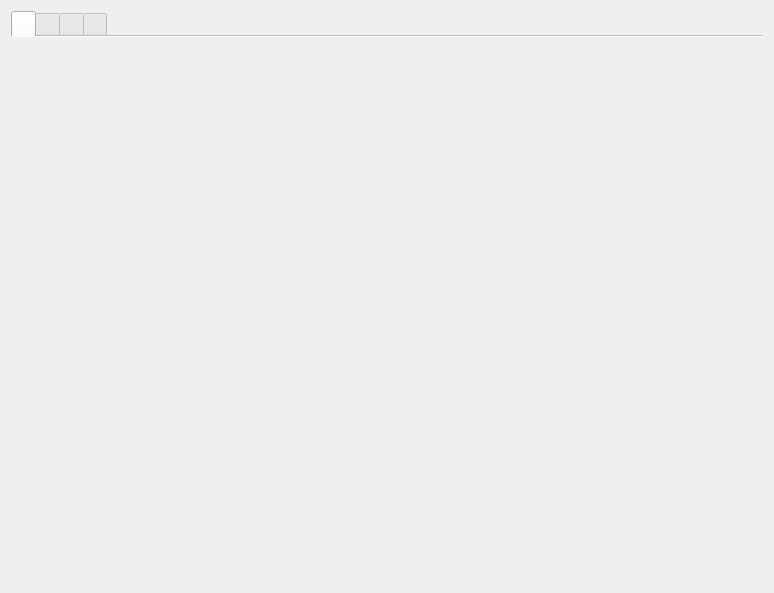
Old version of the form src/ui/mesh/qgsrenderermeshpropswidgetbase.ui in the repository qgis/QGIS.
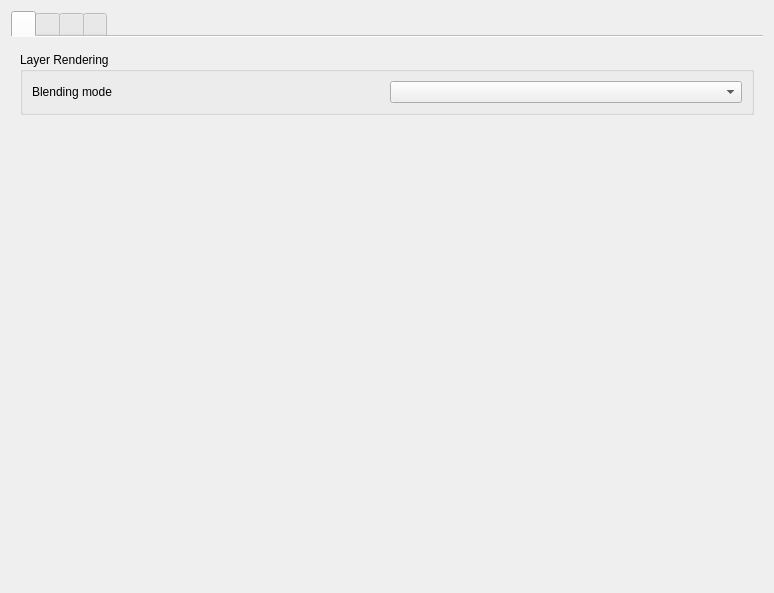
New version of the form. Icons and pictures are not drawn. Custom widgets are drawn as their Qt base class.

Commit message: [mesh] make layer blend mode option visible in UI

Diff of the .ui file:
```diff
--- a/src/ui/mesh/qgsrenderermeshpropswidgetbase.ui
+++ b/src/ui/mesh/qgsrenderermeshpropswidgetbase.ui
@@ -68,6 +68,32 @@
          </property>
         </widget>
        </item>
+      <item>
+       <widget class="QgsCollapsibleGroupBox" name="mActiveDatasetBlendingMode">
+        <property name="title">
+         <string>Layer Rendering</string>
+        </property>
+        <layout class="QHBoxLayout" name="horizontalLayout">
+         <item>
+          <widget class="QLabel" name="">
+           <property name="text">
+            <string>Blending mode</string>
+           </property>
+          </widget>
+         </item>
+         <item>
+          <widget class="QgsBlendModeComboBox" name="mBlendModeComboBox">
+           <property name="minimumSize">
+            <size>
+             <width>0</width>
+             <height>0</height>
+            </size>
+           </property>
+          </widget>
+         </item>
+        </layout>
+       </widget>
+      </item>
        <item>
         <spacer name="verticalSpacer_3">
          <property name="orientation">
@@ -299,6 +325,17 @@
    <header>mesh/qgsmeshrenderervectorsettingswidget.h</header>
    <container>1</container>
   </customwidget>
+  <customwidget>
+   <class>QgsBlendModeComboBox</class>
+   <extends>QComboBox</extends>
+   <header>qgsblendmodecombobox.h</header>
+  </customwidget>
+  <customwidget>
+   <class>QgsCollapsibleGroupBox</class>
+   <extends>QGroupBox</extends>
+   <header>qgscollapsiblegroupbox.h</header>
+   <container>1</container>
+  </customwidget>
  </customwidgets>
  <resources>
   <include location="../../../images/images.qrc"/>
```
The commit also changes 2 other files.
